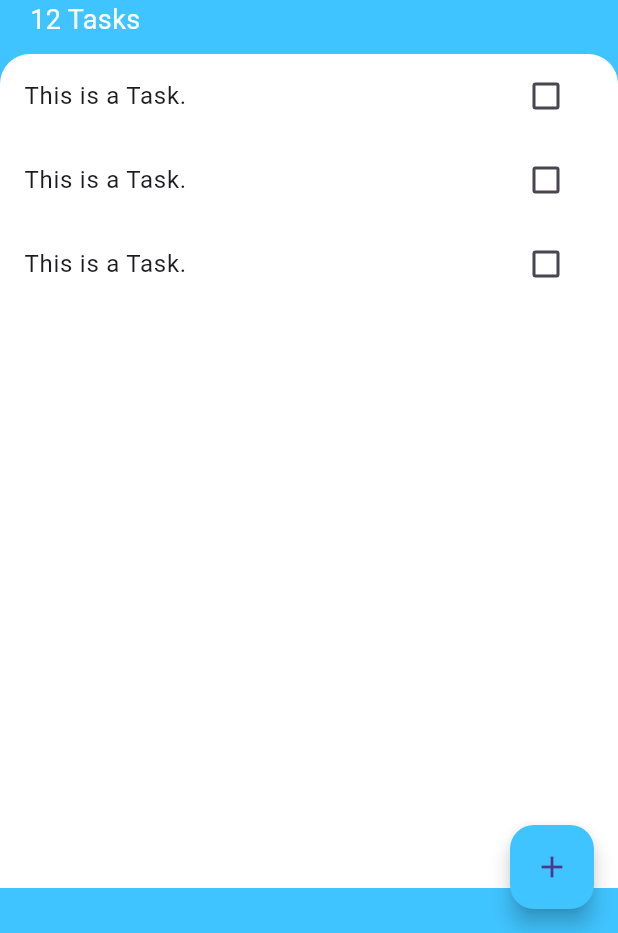
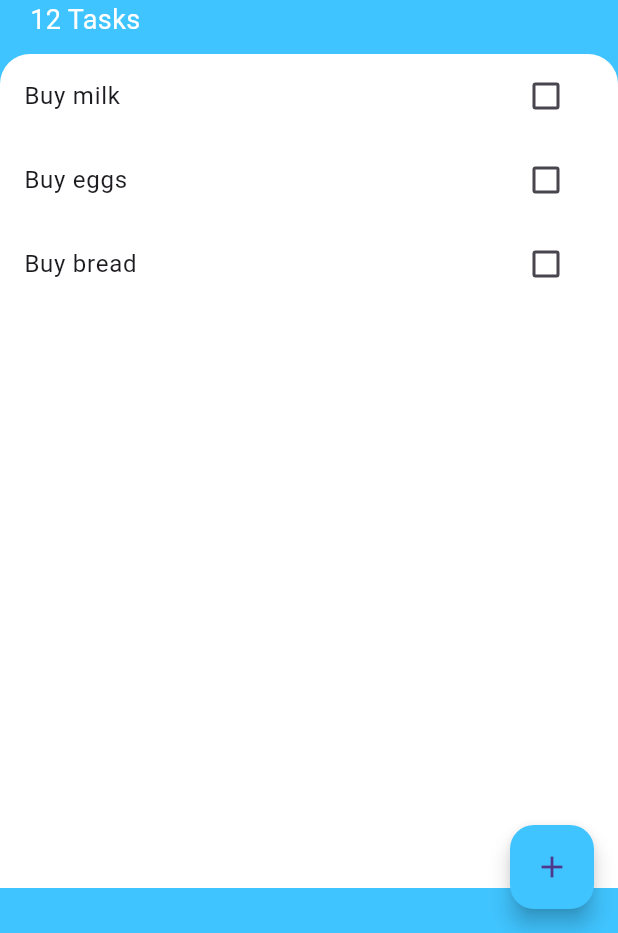
Before and after one commit to MongkolchaiTue/todoey_flutter_state, a Flutter app: the screen it shows after launch, on a phone screen of 412 x 824 dp, the part 303-1236 px from its top. Run offline on Flutter 3.47's test engine with Material 3 defaults, Android fonts, the phone set to English and light mode, and no system bars.

Commit message:
add : class Task.dart for : ListView.builder(itemBuilder: (context, index)...

```diff
--- /dev/null
+++ b/lib/models/Task.dart
@@ -0,0 +1,11 @@
+
+class Task {
+  final String name;
+  bool isDone;
+
+  Task({required this.name, this.isDone = false});
+
+  void toggleDone() {
+    isDone = !isDone;
+  }
+}
--- a/lib/screens/add_task_screen.dart
+++ b/lib/screens/add_task_screen.dart
@@ -1,4 +1,5 @@
 import 'package:flutter/material.dart';
+import '../models/Task.dart';
 
 class AddTaskScreen extends StatelessWidget {
   const AddTaskScreen({super.key});
@@ -44,6 +45,7 @@ class AddTaskScreen extends StatelessWidget {
                 ),
               ),
               onPressed: () {
+                // TaskTitle(taskTitle: tasks[2].name, isChecked: tasks[2].isDone,),
                 print('Add task');
               },
              ),
--- a/lib/screens/task_title.dart
+++ b/lib/screens/task_title.dart
@@ -1,54 +1,50 @@
 import 'package:flutter/material.dart';
 
-class TasksTitle extends StatefulWidget {
+class TaskTitle extends StatelessWidget {
+  final bool isChecked;
+  final String taskTitle;
+  final void Function(bool) checkboxCallback;
 
-  const TasksTitle({
-    super.key,
-  });
-
-  @override
-  State<TasksTitle> createState() => _TasksTitleState();
-}
-
-class _TasksTitleState extends State<TasksTitle> {
-  bool isChecked = false;
+  const TaskTitle(
+      {super.key,
+      required this.isChecked,
+      required this.taskTitle,
+      required this.checkboxCallback});
 
   @override
   Widget build(BuildContext context) {
     return ListTile(
       title: Text(
-        'This is a Task.',
+        taskTitle,
         style: TextStyle(
             decoration: isChecked ? TextDecoration.lineThrough : null),
       ),
-      trailing:  TaskCheckbox(
-          checkboxState: isChecked,
-          toggleCheckboxState: (checkboxState) {
-            setState(() {
-              isChecked = checkboxState;
-            });
-            print("check box state2");
-          },
+      trailing: Checkbox(
+        activeColor: Colors.lightBlueAccent,
+        value: isChecked,
+        onChanged: (bool? newValue) {
+          checkboxCallback(newValue!);
+        },
       ),
     );
   }
 }
 
-class TaskCheckbox extends StatelessWidget {
-  const TaskCheckbox({super.key, required this.checkboxState, required this.toggleCheckboxState});
-  final bool checkboxState;
-  final void Function(bool) toggleCheckboxState;
-
-  @override
-  Widget build(BuildContext context) {
-    return Checkbox(
-      activeColor: Colors.lightBlueAccent,
-      value: checkboxState,
-      onChanged: (bool? newValue) {
-        print(checkboxState);
-        print(newValue);
-        toggleCheckboxState(newValue!);
-      },
-    );
-  }
-}
+// class TaskCheckbox extends StatelessWidget {
+//   const TaskCheckbox({super.key, required this.checkboxState, required this.toggleCheckboxState});
+//   final bool checkboxState;
+//   final void Function(bool) toggleCheckboxState;
+//
+//   @override
+//   Widget build(BuildContext context) {
+//     return Checkbox(
+//       activeColor: Colors.lightBlueAccent,
+//       value: checkboxState,
+//       onChanged: (bool? newValue) {
+//         print(checkboxState);
+//         print(newValue);
+//         toggleCheckboxState(newValue!);
+//       },
+//     );
+//   }
+// }
--- a/lib/screens/tasks_list.dart
+++ b/lib/screens/tasks_list.dart
@@ -1,19 +1,49 @@
 import 'package:flutter/material.dart';
 import 'task_title.dart';
+import '../models/Task.dart';
 
-class TasksList extends StatelessWidget {
+class TasksList extends StatefulWidget {
   const TasksList({
     super.key,
   });
 
   @override
+  State<TasksList> createState() => _TasksListState();
+}
+
+class _TasksListState extends State<TasksList> {
+  List<Task> tasks = [
+    Task(name: 'Buy milk'),
+    Task(name: 'Buy eggs'),
+    Task(name: 'Buy bread'),
+  ];
+
+  @override
   Widget build(BuildContext context) {
-    return ListView(
-      children: const [
-        TasksTitle(),
-        TasksTitle(),
-        TasksTitle(),
-      ],
+    return ListView.builder(
+      itemBuilder: (context, index) {
+        return TaskTitle(
+          taskTitle: tasks[index].name,
+          isChecked: tasks[index].isDone,
+          checkboxCallback: (bool checkboxState) {
+            setState(() {
+              tasks[index].toggleDone();
+            });
+          },
+        );
+      },
+      itemCount: tasks.length,
     );
   }
 }
+
+  // @override
+  // Widget build(BuildContext context) {
+  //   return ListView(
+  //     children: [
+  //       TaskTitle(taskTitle: tasks[0].name, isChecked: tasks[0].isDone,),
+  //       TaskTitle(taskTitle: tasks[1].name, isChecked: tasks[1].isDone,),
+  //       TaskTitle(taskTitle: tasks[2].name, isChecked: tasks[2].isDone,),
+  //     ],
+  //   );
+  // }
```
